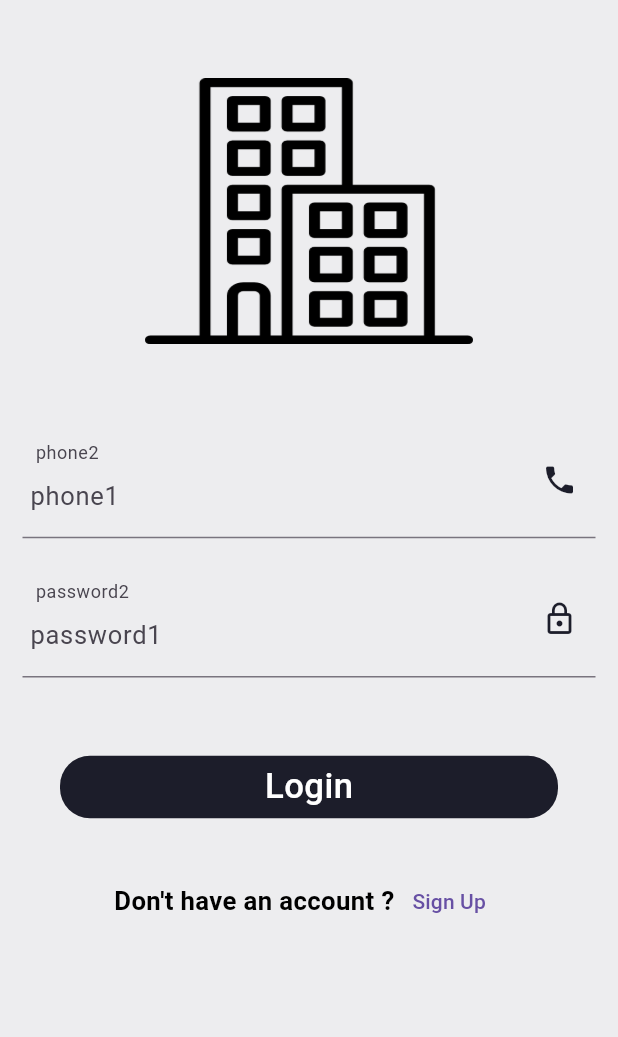
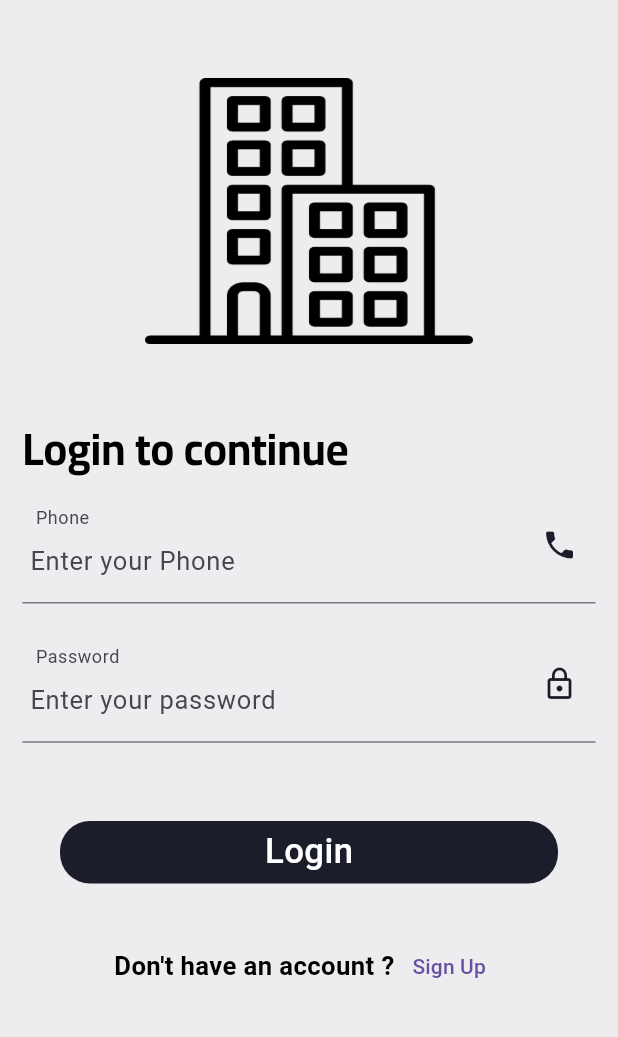
Before and after one commit to SalahMd/Sstate, a Flutter app: the Login screen opened directly, on a phone screen of 412 x 824 dp, the part 65-1102 px from its top. Run offline on Flutter 3.47's test engine with Material 3 defaults, Android fonts, the light colour scheme and no system bars; our stand-ins replace dartz, flutter_animate, flutter_screenutil, get, google_nav_bar, shared_preferences; accounts and stored records are empty.

Commit message:
Completing Login and Signup pages

```diff
--- a/lib/core/localization/translation.dart
+++ b/lib/core/localization/translation.dart
@@ -23,6 +23,17 @@ class Translation extends Translations {
           "location":"الموقع",
           "settings":"الإعدادات",
           "profile":"الملف الشخصي",
+          "firstname1": "أدخل الاسم الأول",
+          "firstname2": "الاسم الأول",
+          "password2": "كلمة السر",
+          "password1": "أدخل كلمة المرور",
+          "signupbody": "أنشىء حسابك الآن للبدء",
+          "lastname1": "أدخل الكنية",
+          "laststname2": "الكنية",
+          "phone2": "رقمك",
+          "phone1": "ادخل رقمك",
+          "email2": "البريد الإلكتروني",
+          "email1": "أدخل البريد الإلكتروني",
           "homepage":"الرئيسية",
           "search":"ابحث",
           "favorite":"المفضلة",
@@ -34,7 +45,11 @@ class Translation extends Translations {
           "space":"المساحة",
           "additional":"معلومات إضافية",
           "welcome":"أهلا بك",
-          "addinfo":"أضف معلوماتك للإكمال"
+          "addinfo":"أضف معلوماتك للإكمال",
+          "alreadyhaveaccount":"لديك حساب بالفعل ؟",
+          "logintocontinue":"سجل دخولك للإكمال",
+          "confirmpassword1":"أعد إدخال كلمو المرور",
+          "confirmpassword2":"كلمة المرور",
 
         },
         "en": {
@@ -74,7 +89,21 @@ class Translation extends Translations {
           "bthrooms":"Bthrooms",
           "space":"Space",
           "additional":"Additional info",
-          "addinfo":"Add your info to continue"
+          "addinfo":"Add your info to continue",
+          "alreadyhaveaccount":"Already have an account ?",
+          "logintocontinue":"Login to continue",
+           "firstname2": "First name",
+          "firstname1": "",
+          "password2": "Password",
+          "password1": "Enter your password",
+          "lastname1": "",
+          "lastname2": "Last name",
+          "phone1": "Enter your Phone",
+          "phone2": "Phone",
+          "email1": "Enter your email",
+          "email2": "Email",
+          "confirmpassword1":"Confirm your password",
+          "confirmpassword2":"Password",
 
 
         }
--- a/lib/data/model/onboardingmodel.dart
+++ b/lib/data/model/onboardingmodel.dart
@@ -1,4 +1,3 @@
-
 class onBoardingModel  {
   final String? title;
   final animation;
--- a/lib/main.dart
+++ b/lib/main.dart
@@ -6,6 +6,8 @@ import 'package:sestate/core/localization/changelanguage.dart';
 import 'package:sestate/core/localization/translation.dart';
 import 'package:sestate/core/middlewere/midlleware.dart';
 import 'package:sestate/core/services/services.dart';
+import 'package:sestate/view/screens/auth/login.dart';
+import 'package:sestate/view/screens/auth/signup.dart';
 import 'package:sestate/view/screens/nav_bar.dart';
 import 'package:sestate/view/screens/onboarding.dart';
 import 'view/screens/search/search.dart';
@@ -61,9 +63,10 @@ class MyApp extends StatelessWidget {
             name: "/",
             page: () => onbording(),
             middlewares: [MiddleWare()]),
-         // GetPage(name: "/Login", page: () => Login()),
+          GetPage(name: "/Login", page: () => Login()),
+          GetPage(name: "/SignUp", page: () => SignUp()),
           GetPage(name: "/Search", page: () => Search()),
-           GetPage(name: "/HomePage", page: () => ButtomBar()),
+          GetPage(name: "/HomePage", page: () => ButtomBar()),
         ],
       ),
     );
--- a/lib/view/screens/auth/login.dart
+++ b/lib/view/screens/auth/login.dart
@@ -17,7 +17,12 @@ class Login extends StatelessWidget {
     return Scaffold(
       backgroundColor: AppColors.backGround,
       body: GetBuilder<LogInControllerImpl>(builder: (controller) {
-        return Column(crossAxisAlignment: CrossAxisAlignment.center, children: [
+        return Form(
+          key: controller.formState,
+          child: SingleChildScrollView(
+            child: Column(
+                crossAxisAlignment: CrossAxisAlignment.center,
+                children: [
                   SizedBox(
                     height: 10.h,
                   ),
@@ -38,8 +43,19 @@ class Login extends StatelessWidget {
                         fit: BoxFit.fill,
                       )),
                   SizedBox(
-            height: 40.h,
+                    height: 50.h,
                   ),
+                  Padding(
+                    padding: EdgeInsetsDirectional.symmetric(horizontal: 15),
+                    child: Align(
+                      alignment: AlignmentDirectional.centerStart,
+                      child: Text(
+                        "logintocontinue".tr,
+                        style:Theme.of(context).textTheme.headline1,
+                      ),
+                    ),
+                  ),
+
                   Customtextformfiled(
                       hinttext: "phone1".tr,
                       labelText: "phone2".tr,
@@ -97,7 +113,9 @@ class Login extends StatelessWidget {
                       )
                     ],
                   ),
-        ]);
+                ]),
+          ),
+        );
       }),
     );
   }
```
Also changed, not shown: lib/controller/auth/login_controller.dart (+43 -39 lines), lib/view/screens/auth/signup.dart (+76 -18 lines), lib/view/screens/home/home_page.dart (+13 -16 lines). Lines whose indentation alone changed are shown as unchanged.
